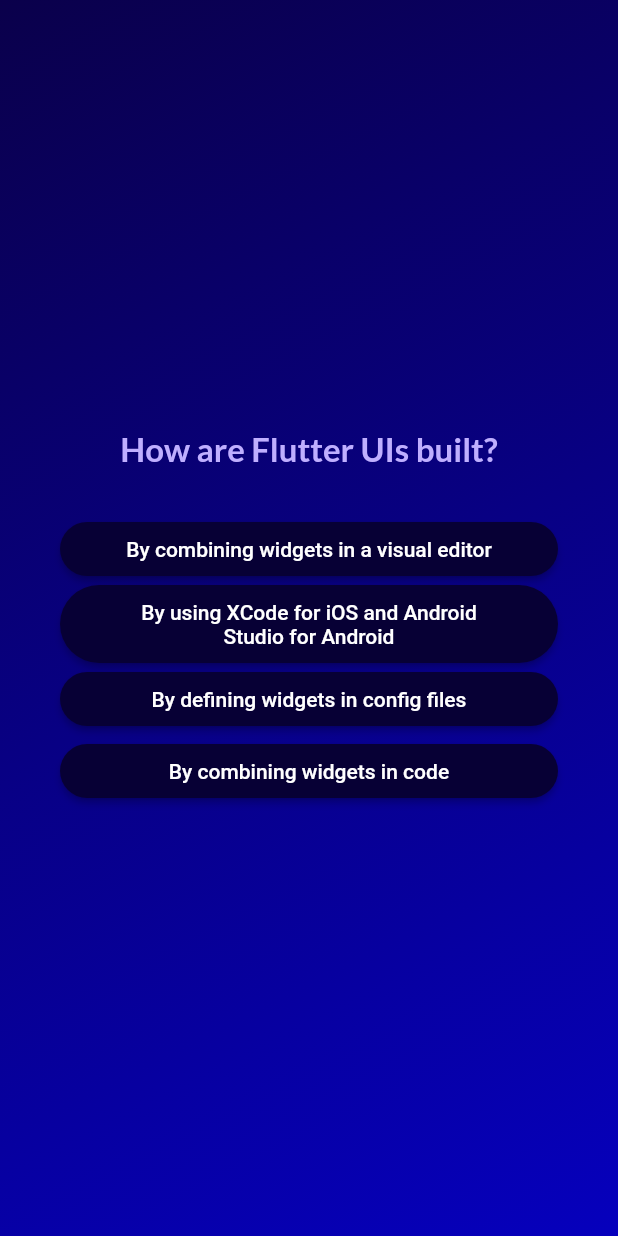
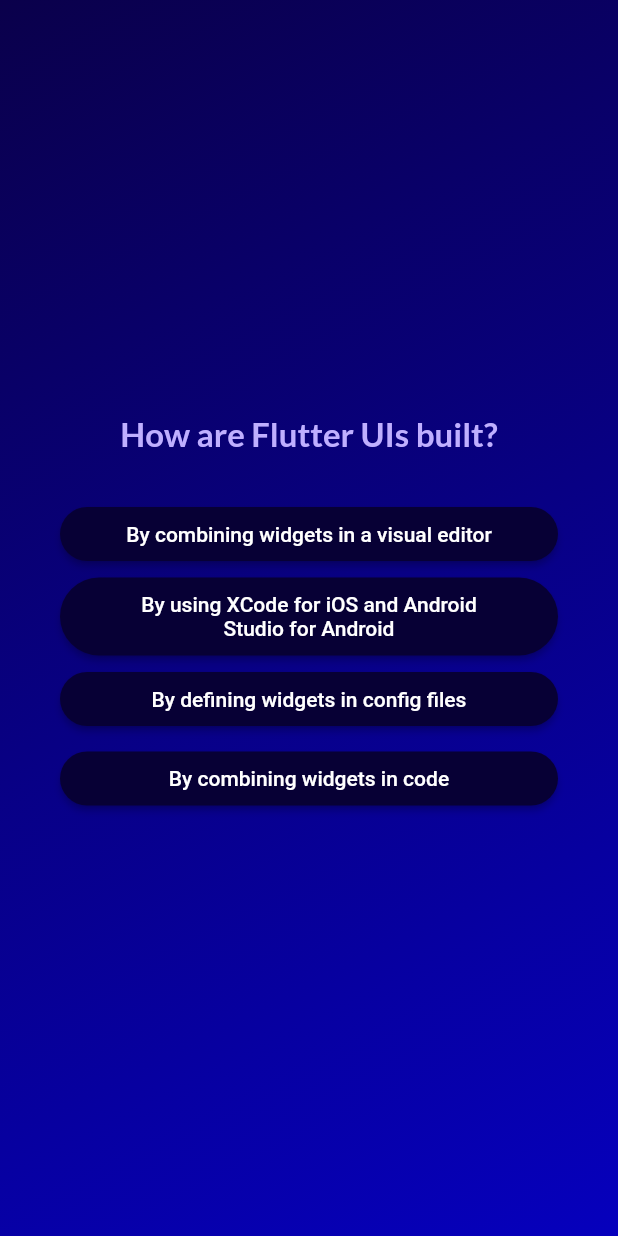
Before and after one commit to rieod/adv_basics, a Flutter app: the screen it shows after launch, after a tap on "Start Quiz", after a tap on "Components", on a phone screen of 412 x 824 dp. Run offline on Flutter 3.47's test engine with Material 2 defaults, Android fonts, the phone set to English and light mode, and no system bars; our stand-ins replace google_fonts.

Commit message:
done debugging app

```diff
--- a/lib/questions_screen.dart
+++ b/lib/questions_screen.dart
@@ -48,11 +48,18 @@ class _QuestionsScreenState extends State<QuestionsScreen> {
             ),
             const SizedBox(height: 30),
             ...currentQuestion.getShuffledAnswer().map((answer) {
-              return AnswerButton(
-                answerText: answer,
-                onTap: () {
-                  answerQuestion(answer);
-                },
+              return Column(
+                mainAxisAlignment: MainAxisAlignment.center,
+                crossAxisAlignment: CrossAxisAlignment.stretch,
+                children: [
+                  AnswerButton(
+                    answerText: answer,
+                    onTap: () {
+                      answerQuestion(answer);
+                    },
+                  ),
+                  SizedBox(height: 5)
+                ],
               );
             }),
           ],
```
